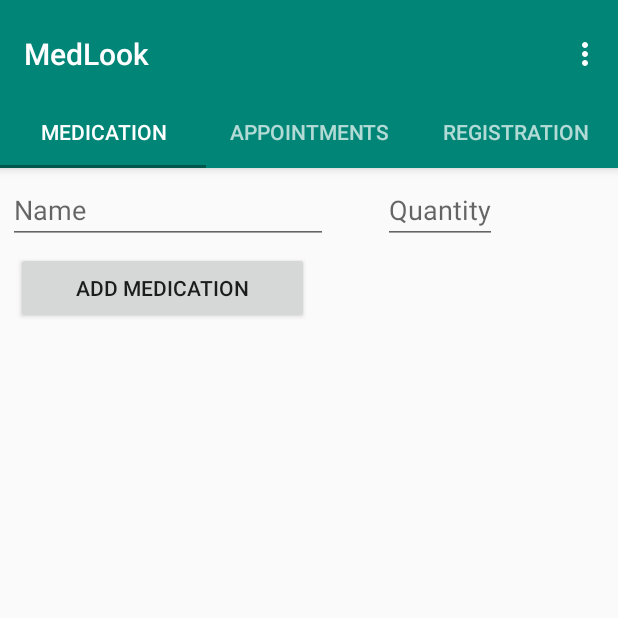
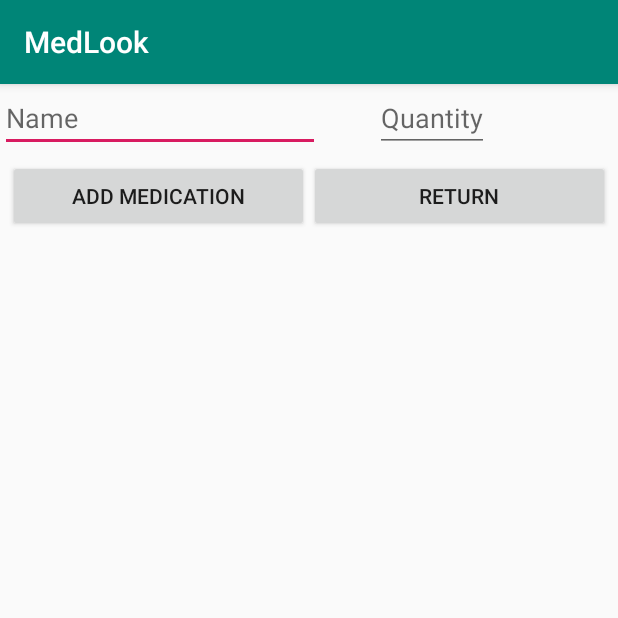
Before and after one commit to MariaJMRibeiro/MedSide, an Android app: the frag1 screen opened directly, with no data from a screen before it, after a tap on "ADD MEDICATION", on a phone screen of 412 x 824 dp, the top half of it. Run offline under Robolectric (Android 15) with nearby library versions, the phone set to English and light mode, and no system bars; 1 statement that could not run was skipped.

Commit message:
reorganization of activities

```diff
--- a/app/src/main/AndroidManifest.xml
+++ b/app/src/main/AndroidManifest.xml
@@ -9,10 +9,11 @@
         android:roundIcon="@mipmap/ic_launcher_round"
         android:supportsRtl="true"
         android:theme="@style/AppTheme">
+        <activity android:name=".Add_Medication"></activity>
         <activity
             android:name=".InitialPage"
             android:label="@string/title_activity_initial_page"
-            android:theme="@style/AppTheme.NoActionBar"></activity>
+            android:theme="@style/AppTheme.NoActionBar" />
         <activity android:name=".FragmentTab4" />
         <activity android:name=".Login" />
         <activity android:name=".MainActivity">
--- /dev/null
+++ b/app/src/main/java/up201506196/com/firsttp/Add_Medication.java
@@ -0,0 +1,51 @@
+package up201506196.com.firsttp;
+
+import android.content.Intent;
+import android.support.v7.app.AppCompatActivity;
+import android.os.Bundle;
+import android.view.View;
+import android.widget.Button;
+import android.widget.EditText;
+
+public class Add_Medication extends AppCompatActivity {
+
+
+    EditText e1,e2;
+    Button b1,b2;
+    DatabaseHelper db;
+
+    @Override
+    protected void onCreate(Bundle savedInstanceState) {
+        super.onCreate(savedInstanceState);
+        setContentView(R.layout.activity_add__medication);
+        e1 = (EditText)findViewById(R.id.text_name);
+        e2 = (EditText)findViewById(R.id.text_quantity);
+        b1 = (Button) findViewById(R.id.button_add);
+        b2 = (Button) findViewById(R.id.button_return);
+        db = new DatabaseHelper(this);
+        b1.setOnClickListener(new View.OnClickListener() {
+            @Override
+            public void onClick(View v) {
+                String name = e1.getText().toString();
+                String no = e2.getText().toString();
+                int quantity = Integer.parseInt(no);
+                String user = getIntent().getExtras().getString("key_email");
+                Medication medication =
+                        new Medication(name, quantity, user);
+                db.addMedication(medication);
+                e1.setText("");
+                e2.setText("");
+            }
+        });
+        b2.setOnClickListener(new View.OnClickListener() {
+            @Override
+            public void onClick(View v) {
+                String user = getIntent().getExtras().getString("key_email");
+                Intent i= new Intent(Add_Medication.this, InitialPage.class);
+                i.putExtra("key_email", user);
+                startActivity(i);
+            }
+        });
+
+    }
+}
--- a/app/src/main/java/up201506196/com/firsttp/frag1.java
+++ b/app/src/main/java/up201506196/com/firsttp/frag1.java
@@ -1,6 +1,7 @@
 package up201506196.com.firsttp;
 
 
+import android.content.Intent;
 import android.os.Bundle;
 import android.support.v4.app.Fragment;
 import android.view.LayoutInflater;
@@ -8,17 +9,19 @@ import android.view.View;
 import android.view.ViewGroup;
 import android.widget.Button;
 import android.widget.EditText;
+import android.widget.ListView;
 
 
 public class frag1 extends Fragment {
+
+
+
 
     public frag1() {
         // Required empty public constructor
     }
 
-    EditText e1,e2;
     Button b1;
-    DatabaseHelper db;
 
     @Override
     public View onCreateView(LayoutInflater inflater, ViewGroup container,
@@ -30,22 +33,15 @@ public class frag1 extends Fragment {
     }
 
     public void onViewCreated(View view, Bundle savedInstanceState) {
-        e1 = (EditText) view.findViewById(R.id.text_name);
-        e2 = (EditText)view.findViewById(R.id.text_quantity);
         b1 = (Button) view.findViewById(R.id.button_add);
-        db = new DatabaseHelper(getActivity());
         b1.setOnClickListener(new View.OnClickListener() {
             @Override
             public void onClick(View v) {
-                String name=e1.getText().toString();
-                String no=e2.getText().toString();
-                int quantity=Integer.parseInt(no);
                 String user = getActivity().getIntent().getExtras().getString("key_email");
-                Medication medication =
-                        new Medication(name,quantity,user);
-                db.addMedication(medication);
-                e1.setText("");
-                e2.setText("");
+                Intent i= new Intent(getActivity(),Add_Medication.class);
+                i.putExtra("key_email", user);
+                startActivity(i);
+
             }
         });
     }
--- /dev/null
+++ b/app/src/main/res/layout/activity_add__medication.xml
@@ -0,0 +1,50 @@
+<?xml version="1.0" encoding="utf-8"?>
+<RelativeLayout xmlns:android="http://schemas.android.com/apk/res/android"
+    xmlns:app="http://schemas.android.com/apk/res-auto"
+    xmlns:tools="http://schemas.android.com/tools"
+    android:layout_width="wrap_content"
+    android:layout_height="wrap_content"
+    tools:context=".Add_Medication">
+
+        <EditText
+            android:id="@+id/text_name"
+            android:layout_width="wrap_content"
+            android:layout_height="wrap_content"
+            android:ems="10"
+            android:hint="@string/medication_name"
+            android:nextFocusDown="@+id/text_quantity"
+            android:singleLine="true" />
+
+        <EditText
+            android:id="@+id/text_quantity"
+            android:layout_width="wrap_content"
+            android:layout_height="wrap_content"
+            android:layout_marginStart="250dp"
+            android:hint="@string/medication_quantity"
+            android:inputType="numberDecimal"
+            android:singleLine="true" />
+
+        <LinearLayout
+            android:id="@+id/layout_submit"
+            android:layout_width="fill_parent"
+            android:layout_height="wrap_content"
+            android:layout_below="@+id/text_quantity"
+            android:layout_margin="5dp"
+            android:orientation="horizontal">
+
+            <Button
+                android:id="@+id/button_add"
+                android:layout_width="0dp"
+                android:layout_height="wrap_content"
+                android:layout_weight="1"
+                android:text="@string/medication_add" />
+
+            <Button
+                android:id="@+id/button_return"
+                android:layout_width="0dp"
+                android:layout_height="wrap_content"
+                android:layout_weight="1"
+                android:text="@string/medication_return" />
+
+        </LinearLayout>
+</RelativeLayout>
--- a/app/src/main/res/layout/fragment_frag1.xml
+++ b/app/src/main/res/layout/fragment_frag1.xml
@@ -1,49 +1,12 @@
 <?xml version="1.0" encoding="utf-8"?>
-<ScrollView xmlns:android="http://schemas.android.com/apk/res/android"
+<FrameLayout xmlns:android="http://schemas.android.com/apk/res/android"
     android:layout_width="match_parent"
     android:layout_height="match_parent" >
 
-    <RelativeLayout
+    <Button
+        android:id="@+id/button_add"
         android:layout_width="wrap_content"
         android:layout_height="wrap_content"
-        android:layout_margin="5dp" >
+        android:text="@string/medication_add" />
 
-        <EditText
-            android:id="@+id/text_name"
-            android:layout_width="wrap_content"
-            android:layout_height="wrap_content"
-            android:ems="10"
-            android:hint="@string/medication_name"
-            android:nextFocusDown="@+id/text_quantity"
-            android:singleLine="true" />
-
-        <EditText
-            android:id="@+id/text_quantity"
-            android:layout_width="wrap_content"
-            android:layout_height="wrap_content"
-            android:layout_marginStart="250dp"
-            android:hint="@string/medication_quantity"
-            android:inputType="numberDecimal"
-            android:singleLine="true" />
-
-        <LinearLayout
-            android:id="@+id/layout_submit"
-            android:layout_width="fill_parent"
-            android:layout_height="wrap_content"
-            android:layout_below="@+id/text_quantity"
-            android:layout_margin="5dp"
-            android:orientation="horizontal"
-            android:weightSum="2" >
-
-            <Button
-                android:id="@+id/button_add"
-                android:layout_width="0dp"
-                android:layout_height="wrap_content"
-                android:layout_weight="1"
-                android:text="@string/medication_add" />
-
-
-        </LinearLayout>
-    </RelativeLayout>
-
-</ScrollView>
+</FrameLayout>
--- a/app/src/main/res/values/strings.xml
+++ b/app/src/main/res/values/strings.xml
@@ -14,4 +14,5 @@
     <string name="medication_quantity">Quantity</string>
     <string name="medication_reset">Delete Medication</string>
     <string name="medication_add">Add Medication</string>
+    <string name="medication_return">Return</string>
 </resources>
```
Also changed, not shown: app/src/main/java/up201506196/com/firsttp/DatabaseHelper.java (+26 -2 lines), app/src/main/java/up201506196/com/firsttp/Medication.java (+12 -1 lines).
